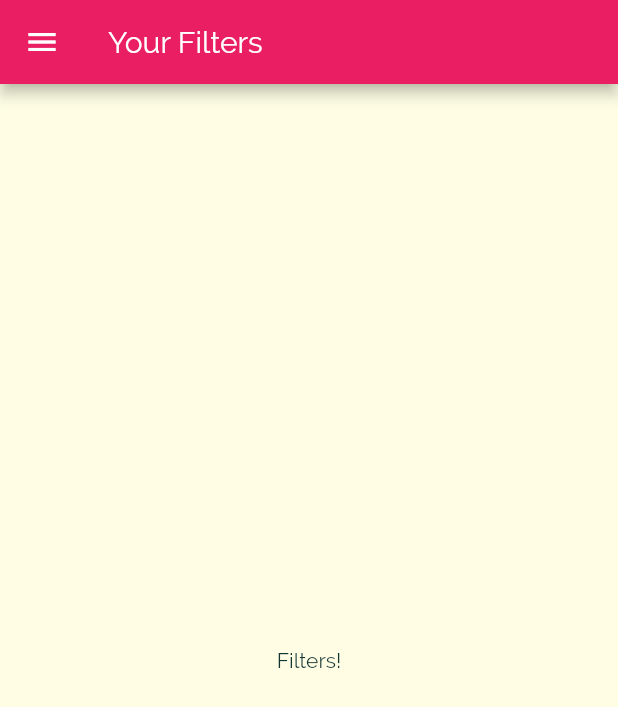
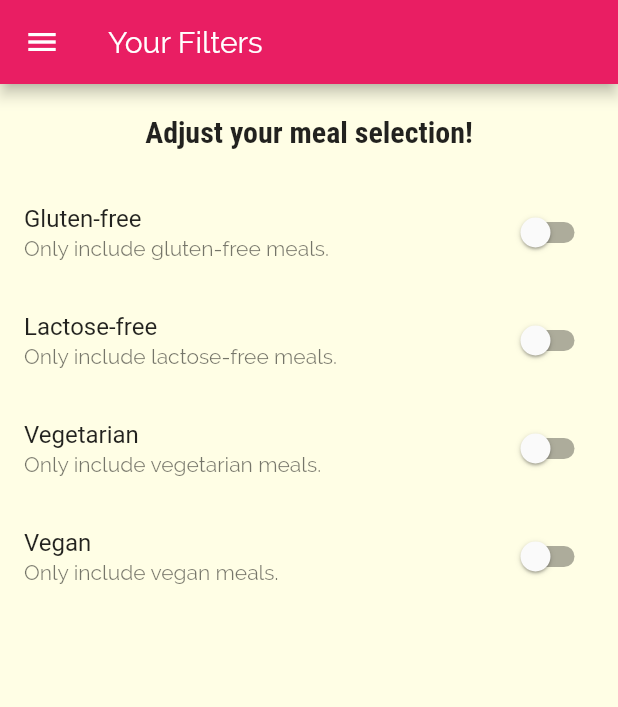
Before and after one commit to adamprabowo/Deli-Meals, a Flutter app: the FiltersScreen screen opened by its route, on a phone screen of 412 x 824 dp. Shown: the top 707 px of the screen. Run offline on Flutter 3.47's test engine with Material 2 defaults, Android fonts, the phone set to English and light mode, and no system bars.

Commit message:
Add Filter switches

```diff
--- a/lib/screens/filter_screen.dart
+++ b/lib/screens/filter_screen.dart
@@ -2,8 +2,34 @@ import 'package:flutter/material.dart';
 
 import '../widgets/main_drawer.dart';
 
-class FiltersScreen extends StatelessWidget {
+class FiltersScreen extends StatefulWidget {
   static const routeName = '/filters';
+
+  @override
+  _FiltersScreenState createState() => _FiltersScreenState();
+}
+
+class _FiltersScreenState extends State<FiltersScreen> {
+  bool _glutenFree = false;
+  bool _vegetarian = false;
+  bool _vegan = false;
+  bool _lactoseFree = false;
+
+  Widget _buildSwtichListTile(
+    String title,
+    String description,
+    bool currentValue,
+    Function updateValue,
+  ) {
+    return SwitchListTile(
+      title: Text(title),
+      value: currentValue,
+      subtitle: Text(
+        description,
+      ),
+      onChanged: updateValue,
+    );
+  }
 
   @override
   Widget build(BuildContext context) {
@@ -12,8 +38,70 @@ class FiltersScreen extends StatelessWidget {
         title: Text('Your Filters'),
       ),
       drawer: MainDrawer(),
-      body: Center(
-        child: Text('Filters!'),
+      body: Column(
+        children: <Widget>[
+          Container(
+            padding: EdgeInsets.all(20),
+            child: Text(
+              'Adjust your meal selection!',
+              style: Theme.of(context).textTheme.title,
+            ),
+          ),
+          Expanded(
+            child: ListView(
+              children: <Widget>[
+                _buildSwtichListTile(
+                  'Gluten-free',
+                  'Only include gluten-free meals.',
+                  _glutenFree,
+                  (newValue) {
+                    setState(
+                      () {
+                        _glutenFree = newValue;
+                      },
+                    );
+                  },
+                ),
+                _buildSwtichListTile(
+                  'Lactose-free',
+                  'Only include lactose-free meals.',
+                  _lactoseFree,
+                  (newValue) {
+                    setState(
+                      () {
+                        _lactoseFree = newValue;
+                      },
+                    );
+                  },
+                ),
+                _buildSwtichListTile(
+                  'Vegetarian',
+                  'Only include vegetarian meals.',
+                  _vegetarian,
+                  (newValue) {
+                    setState(
+                      () {
+                        _vegetarian = newValue;
+                      },
+                    );
+                  },
+                ),
+                _buildSwtichListTile(
+                  'Vegan',
+                  'Only include vegan meals.',
+                  _vegan,
+                  (newValue) {
+                    setState(
+                      () {
+                        _vegan = newValue;
+                      },
+                    );
+                  },
+                ),
+              ],
+            ),
+          ),
+        ],
       ),
     );
   }
```
